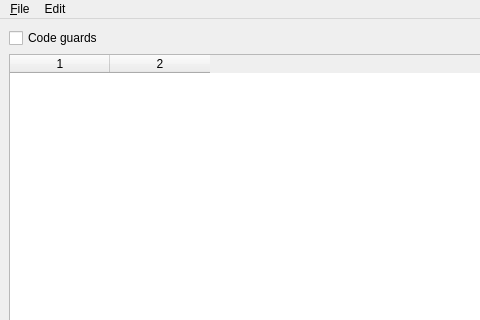
Old version of the form src/MainWindow.ui in the repository dmwatson/Tiled2NES; both pictures show x 0 to 480 and y 0 to 320 of the 849 by 598 pixel window.
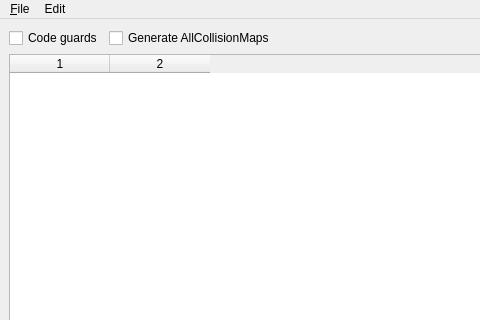
New version of the form.

Commit message:
Added AllCollisionMaps option
Added option to generate a reference array of all collision maps in output.

Patch:
```diff
--- a/src/MainWindow.ui
+++ b/src/MainWindow.ui
@@ -79,6 +79,16 @@
       </property>
      </widget>
     </item>
+    <item row="0" column="1">
+     <widget class="QCheckBox" name="checkAllMaps">
+      <property name="statusTip">
+       <string>Generate a single array of all collision maps</string>
+      </property>
+      <property name="text">
+       <string>Generate AllCollisionMaps</string>
+      </property>
+     </widget>
+    </item>
    </layout>
   </widget>
   <widget class="QMenuBar" name="menubar">
```
The commit also changes 3 other files.
